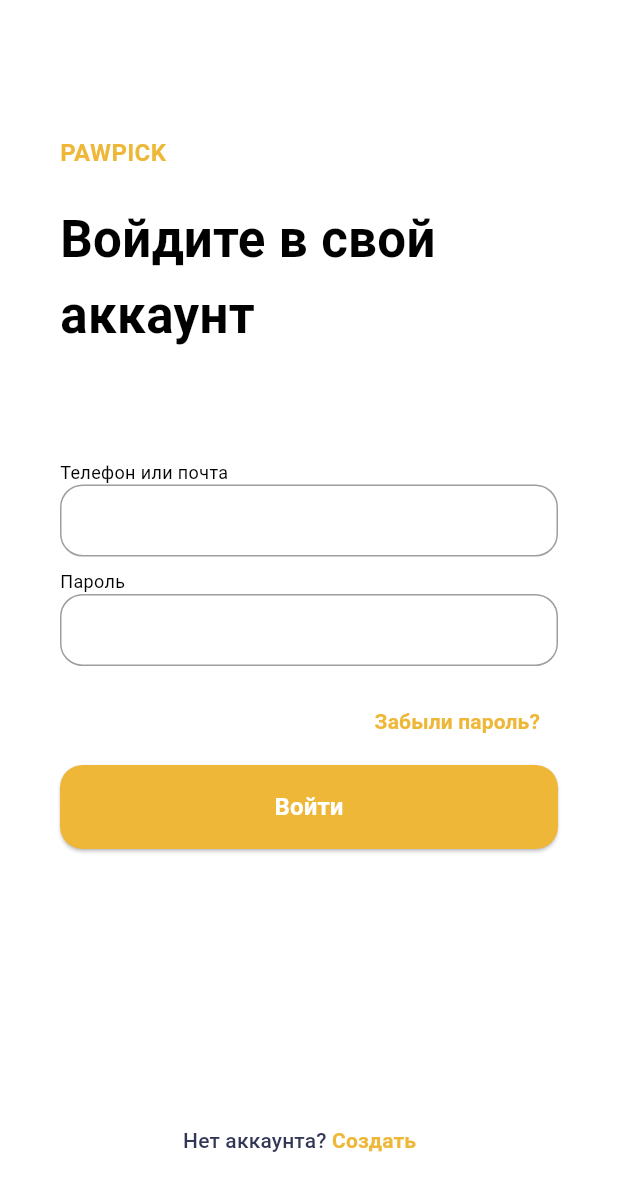
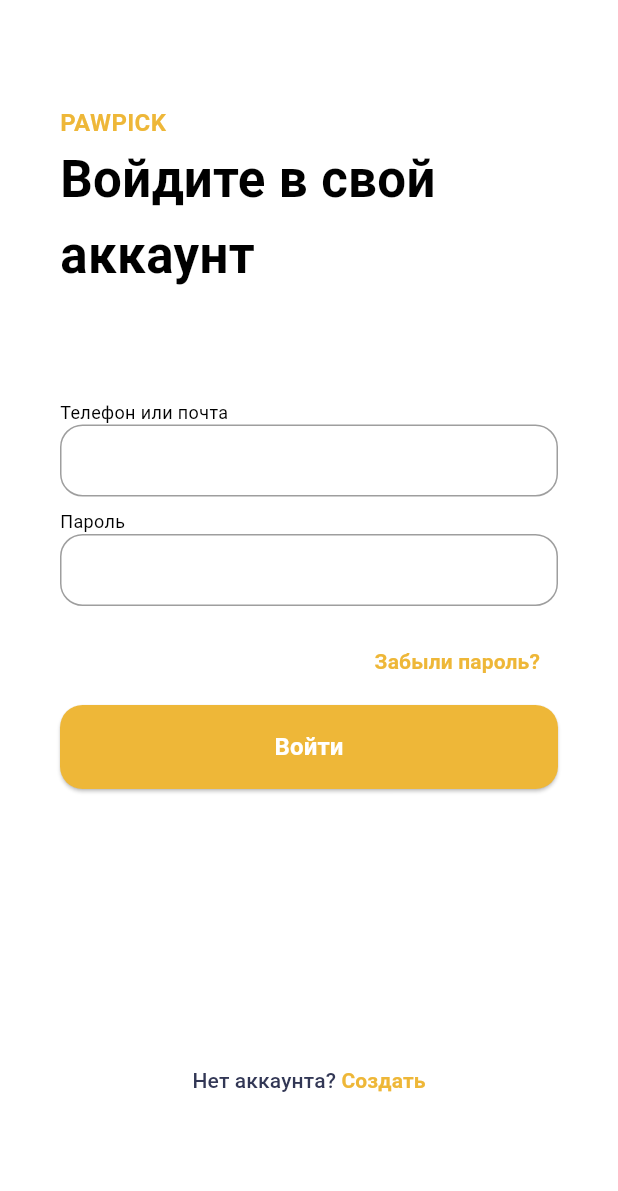
Before and after one commit to warja256/PawPick, a Flutter app: the AuthScreen screen opened directly, on a phone screen of 412 x 824 dp. Shown: the top 1191 px of the screen. Run offline on Flutter 3.47's test engine with Material 3 defaults, Android fonts, the phone set to English and light mode, and no system bars.

Commit message:
небольшое изменени е в файле sign_in

```diff
--- a/lib/auth/sign_in.dart
+++ b/lib/auth/sign_in.dart
@@ -19,7 +19,7 @@ class AuthScreen extends StatelessWidget {
               Column(crossAxisAlignment: CrossAxisAlignment.start, children: [
             const SizedBox(height: 70),
             Container(
-              padding: const EdgeInsets.symmetric(horizontal: 40, vertical: 20),
+              padding: const EdgeInsets.symmetric(horizontal: 40),
               alignment: Alignment.centerLeft,
               child: Text("PAWPICK",
                   style: TextStyle(
@@ -177,10 +177,13 @@ class AuthScreen extends StatelessWidget {
               ),
             ),
             const SizedBox(height: 170),
+            //  ПОМЕНЯТЬ КАК ТУТ НА ВСЕХ ФАЙЛАХ
             Padding(
-              padding:
-                  const EdgeInsets.symmetric(horizontal: 110),
-              child: TextButton(
+                padding: const EdgeInsets.symmetric(horizontal: 40),
+                child: Row(
+                  mainAxisAlignment: MainAxisAlignment.center,
+                  children: [
+                    TextButton(
                       onPressed: () {
                         Navigator.push(
                           context,
@@ -194,8 +197,10 @@ class AuthScreen extends StatelessWidget {
                             TextSpan(
                               text: "Нет аккаунта? ",
                               style: TextStyle(
-                            color:
-                                Theme.of(context).textTheme.labelMedium?.color),
+                                  color: Theme.of(context)
+                                      .textTheme
+                                      .labelMedium
+                                      ?.color),
                             ),
                             TextSpan(
                               text: "Создать",
@@ -208,7 +213,8 @@ class AuthScreen extends StatelessWidget {
                         ),
                       ),
                     ),
-            ),
+                  ],
+                )),
           ]),
         ),
       ),
```
Lines whose indentation alone changed are shown as unchanged.
